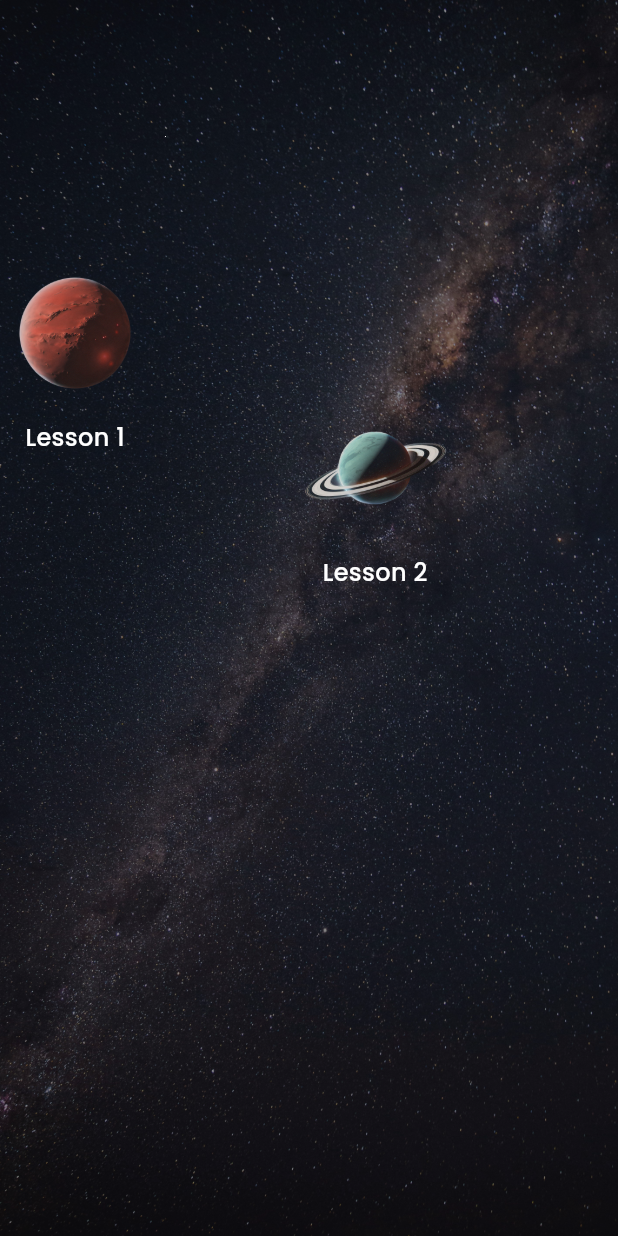
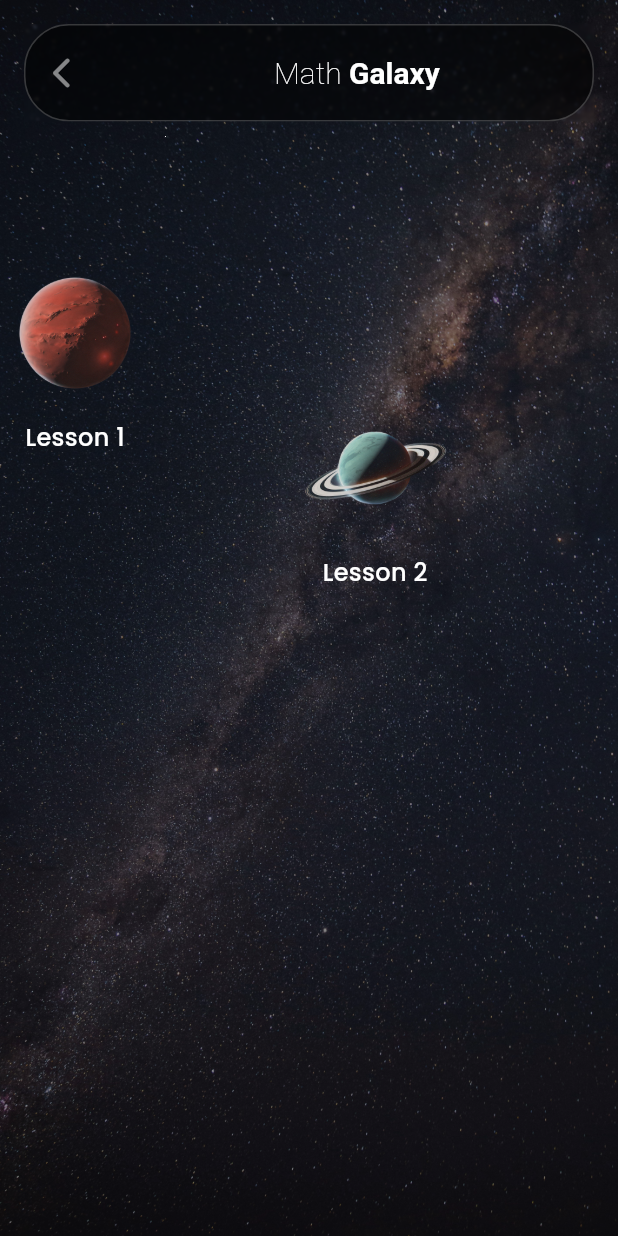
Before and after one commit to luisghdez/lumi_learn, a Flutter app: the screen it shows after launch, after a tap on "View a Course Overview", on a phone screen of 412 x 824 dp. Run offline on Flutter 3.47's test engine with Material 3 defaults, Android fonts, the light colour scheme and no system bars; our stand-ins replace get, google_fonts.

Commit message:
added header

```diff
--- a/lib/screens/courses/course_overview_screen.dart
+++ b/lib/screens/courses/course_overview_screen.dart
@@ -4,6 +4,7 @@ import 'package:get/get.dart';
 
 import 'package:vibra_app/screens/courses/lessons/lesson_screen.dart';
 import 'package:vibra_app/widgets/bottom_panel.dart';
+import 'package:vibra_app/widgets/course_overview_header.dart';
 import 'package:vibra_app/widgets/star_painter.dart';
 import 'package:vibra_app/widgets/starry_app_scaffold.dart';
 import 'package:vibra_app/controllers/course_controller.dart';
@@ -140,6 +141,11 @@ class _CourseOverviewScreenState extends State<CourseOverviewScreen> {
                 onClose: _closePanel,
               ),
             ),
+            Padding(
+              padding: const EdgeInsets.all(16.0),
+              child: CourseOverviewHeader(
+                  onBack: () => Get.back(), lessonTitle: "Math"),
+            ),
           ],
         ),
       ),
--- a/lib/widgets/bottom_panel.dart
+++ b/lib/widgets/bottom_panel.dart
@@ -1,5 +1,3 @@
-// lib/widgets/bottom_panel.dart
-
 import 'package:flutter/material.dart';
 import 'package:get/get.dart';
 import 'package:vibra_app/controllers/course_controller.dart';
@@ -8,13 +6,13 @@ import 'dart:ui'; // For ImageFilter
 class BottomPanel extends StatelessWidget {
   final int? selectedLessonIndex;
   final VoidCallback onStartPressed;
-  final VoidCallback onClose; // Added onClose callback
+  final VoidCallback onClose;
 
   const BottomPanel({
     Key? key,
     required this.selectedLessonIndex,
     required this.onStartPressed,
-    required this.onClose, // Require onClose in constructor
+    required this.onClose,
   }) : super(key: key);
 
   @override
@@ -22,71 +20,39 @@ class BottomPanel extends StatelessWidget {
     final CourseController courseController = Get.find<CourseController>();
     final activePlanet = courseController.activePlanet.value;
 
-    if (activePlanet == null) {
-      // No fixed height here — the container will size itself based on its child.
-      return Container(
+    return ClipRRect(
+      borderRadius: const BorderRadius.vertical(top: Radius.circular(30)),
+      child: BackdropFilter(
+        filter: ImageFilter.blur(sigmaX: 1, sigmaY: 1),
+        child: Container(
           decoration: BoxDecoration(
-          color: const Color.fromARGB(119, 0, 0, 0),
+            color: const Color.fromARGB(140, 0, 0, 0),
             borderRadius: const BorderRadius.vertical(top: Radius.circular(30)),
-          boxShadow: [
-            BoxShadow(
-              color: Colors.black.withOpacity(0.2),
-              blurRadius: 20,
-              offset: const Offset(0, -5),
+            border: Border.all(
+              color: Colors.white.withOpacity(0.2), // Light top border color
+              width: 1, // Adjust thickness as needed
             ),
-          ],
           ),
-        child: const Center(
+          child: activePlanet == null
+              ? const Center(
                   child: Padding(
-            padding: EdgeInsets.all(16.0), // Added padding
+                    padding: EdgeInsets.all(16.0),
                     child: Text(
                       'No planet selected',
                       style: TextStyle(color: Colors.white, fontSize: 18),
                     ),
                   ),
-        ),
-      );
-    }
-
-    // Main panel content
-    return Container(
-      decoration: BoxDecoration(
-        color: const Color.fromARGB(119, 0, 0, 0),
-        borderRadius: const BorderRadius.vertical(top: Radius.circular(30)),
-        boxShadow: [
-          BoxShadow(
-            color: Colors.black.withOpacity(0.2),
-            blurRadius: 20,
-            offset: const Offset(0, -5),
-          ),
-        ],
-      ),
-      child: Padding(
+                )
+              : Padding(
                   padding: const EdgeInsets.symmetric(
-            horizontal: 24.0, vertical: 20.0), // Increased padding
+                      horizontal: 24.0, vertical: 20.0),
                   child: Column(
-          mainAxisSize: MainAxisSize
-              .min, // Allows the panel to size itself based on content
+                    mainAxisSize: MainAxisSize.min,
                     children: [
-            GestureDetector(
-              onTap: onClose, // Invoke the onClose callback
-              child: ClipRRect(
-                borderRadius: BorderRadius.circular(10),
-                child: Container(
-                  width: 50,
-                  height: 5,
-                  decoration: BoxDecoration(
-                    color: Colors.grey.withOpacity(0.5), // Semi-transparent
-                    borderRadius: BorderRadius.circular(10),
-                  ),
-                  margin: const EdgeInsets.only(bottom: 20),
-                ),
-              ),
-            ),
+                      const SizedBox(height: 10),
                       Row(
                         crossAxisAlignment: CrossAxisAlignment.start,
                         children: [
-                // Use Stack with `clipBehavior: Clip.none` to allow overflow.
                           ClipOval(
                             child: Image.asset(
                               activePlanet.imagePath,
@@ -95,19 +61,15 @@ class BottomPanel extends StatelessWidget {
                               fit: BoxFit.contain,
                             ),
                           ),
-                const SizedBox(
-                    width: 24), // Increased spacing between image and text
-                // Lesson details
+                          const SizedBox(width: 24),
                           Expanded(
                             child: Column(
-                    crossAxisAlignment:
-                        CrossAxisAlignment.start, // Align text to start
+                              crossAxisAlignment: CrossAxisAlignment.start,
                               children: [
                                 Text(
                                   'Lesson ${selectedLessonIndex != null ? selectedLessonIndex! + 1 : 'N/A'}',
                                   style: const TextStyle(
-                          fontSize:
-                              28, // Slightly reduced font size for better fit
+                                    fontSize: 28,
                                     color: Colors.white,
                                     fontWeight: FontWeight.bold,
                                   ),
@@ -121,7 +83,6 @@ class BottomPanel extends StatelessWidget {
                                   ),
                                 ),
                                 const SizedBox(height: 20),
-                      // "Start" button
                                 SizedBox(
                                   width: double.infinity,
                                   child: ElevatedButton(
@@ -130,7 +91,7 @@ class BottomPanel extends StatelessWidget {
                                       backgroundColor: Colors.white,
                                       padding: const EdgeInsets.symmetric(
                                         horizontal: 24,
-                              vertical: 14, // Increased vertical padding
+                                        vertical: 14,
                                       ),
                                       shape: RoundedRectangleBorder(
                                         borderRadius: BorderRadius.circular(12),
@@ -155,6 +116,8 @@ class BottomPanel extends StatelessWidget {
                     ],
                   ),
                 ),
+        ),
+      ),
     );
   }
 }
--- /dev/null
+++ b/lib/widgets/course_overview_header.dart
@@ -0,0 +1,76 @@
+// lib/widgets/header_widget.dart
+
+import 'dart:ui'; // For ImageFilter
+import 'package:flutter/material.dart';
+
+class CourseOverviewHeader extends StatelessWidget {
+  final Function onBack;
+  final String lessonTitle;
+
+  const CourseOverviewHeader({
+    Key? key,
+    required this.onBack,
+    required this.lessonTitle,
+  }) : super(key: key);
+
+  @override
+  Widget build(BuildContext context) {
+    return ClipRRect(
+      // Rounds all corners
+      child: BackdropFilter(
+        filter: ImageFilter.blur(sigmaX: 1, sigmaY: 1),
+        child: Container(
+          // Add padding to account for status bar and provide spacing.
+          decoration: BoxDecoration(
+            color: const Color.fromARGB(140, 0, 0, 0),
+            borderRadius: const BorderRadius.all(Radius.circular(30)),
+            border: Border.all(
+              color: Colors.white.withOpacity(0.2), // Light border color.
+              width: 1,
+            ),
+          ),
+          child: Row(
+            children: [
+              // Back button
+              IconButton(
+                icon: const Icon(
+                  Icons.arrow_back_ios_new_rounded,
+                  color: Color.fromARGB(131, 255, 255, 255),
+                ),
+                onPressed: () {
+                  onBack();
+                },
+              ),
+              const SizedBox(width: 16),
+              // Lesson title and bold "Math Galaxy"
+              Expanded(
+                child: Padding(
+                  padding: const EdgeInsets.symmetric(
+                      vertical: 20.0, horizontal: 20.0),
+                  child: RichText(
+                    textAlign: TextAlign.center,
+                    text: TextSpan(
+                      text: lessonTitle,
+                      style: const TextStyle(
+                          color: Colors.white,
+                          fontSize: 20,
+                          fontWeight: FontWeight.w100),
+                      children: const [
+                        TextSpan(
+                          text: ' Galaxy',
+                          style: TextStyle(
+                            fontWeight: FontWeight.bold,
+                          ),
+                        ),
+                      ],
+                    ),
+                  ),
+                ),
+              ),
+            ],
+          ),
+        ),
+      ),
+    );
+  }
+}
```
Lines whose indentation alone changed are shown as unchanged.
